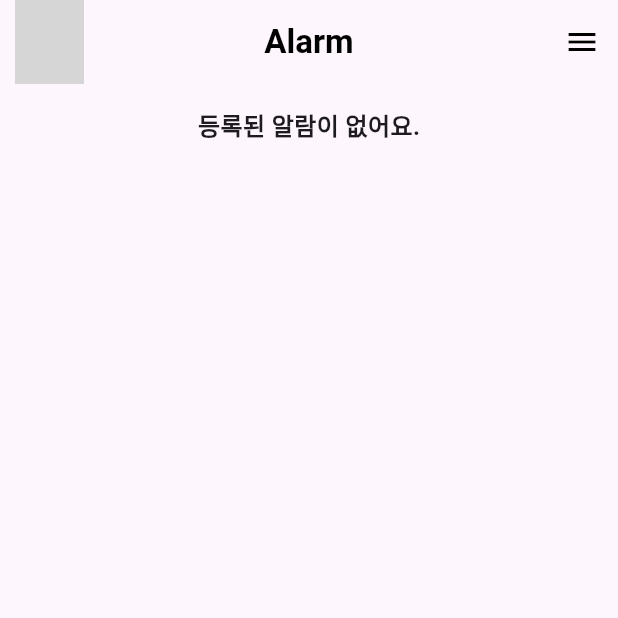
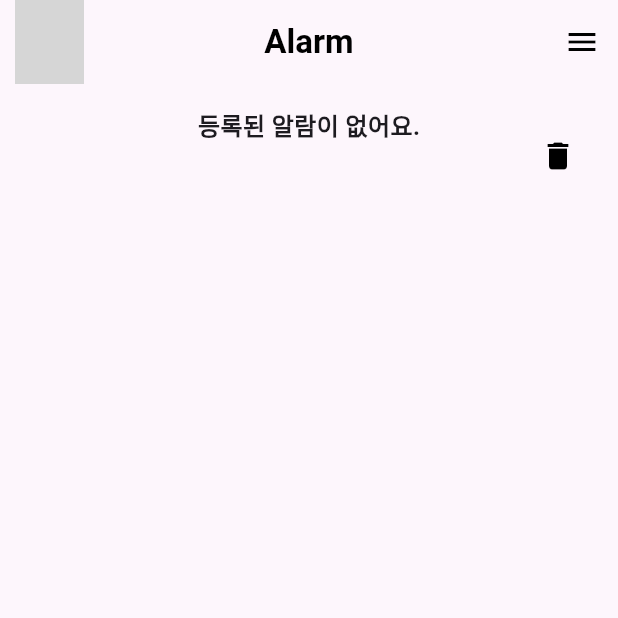
Before and after one commit to shoonkang123/Stop_Snoring, a Flutter app: the AlarmPage screen opened directly, item 2 of the bottom bar chosen, after a tap on "Start", on a phone screen of 412 x 824 dp, the top half of it. Run offline on Flutter 3.47's test engine with Material 3 defaults, Android fonts, the light colour scheme and no system bars; grey boxes are pictures that could not be loaded.

Commit message:
1. 슬라이드 삭제 (좌) 기능 추가 2. 여러 개 빠른 삭제 기능 추가

```diff
--- a/lib/alarm_page.dart
+++ b/lib/alarm_page.dart
@@ -22,7 +22,9 @@ class AlarmPage extends StatefulWidget {
 class AlarmPageState extends State<AlarmPage> {
   final List<Alarm> alarmList = [];
   final List<String> weekDays = ['월', '화', '수', '목', '금', '토', '일'];
+  bool _isEditing = false; // 편집 모드 여부
 
+  /// 알람 추가 바텀시트 표시
   Future<void> _showAddAlarmSheet() async {
     int hour = 8;
     int minute = 0;
@@ -67,10 +69,9 @@ class AlarmPageState extends State<AlarmPage> {
                     contentPadding: const EdgeInsets.symmetric(horizontal: 12, vertical: 8),
                   ),
                 ),
-
                 const SizedBox(height: 20),
 
-                // 시/분/오전오후 선택
+                /// 시간 선택 피커 (오전/오후, 시, 분)
                 Stack(
                   alignment: Alignment.center,
                   children: [
@@ -134,10 +135,9 @@ class AlarmPageState extends State<AlarmPage> {
                     ),
                   ],
                 ),
-
                 const SizedBox(height: 16),
 
-                /// 요일 선택
+                /// 요일 선택 버튼들
                 Row(
                   mainAxisAlignment: MainAxisAlignment.spaceAround,
                   children: weekDays.map((day) {
@@ -170,10 +170,9 @@ class AlarmPageState extends State<AlarmPage> {
                     );
                   }).toList(),
                 ),
-
                 const SizedBox(height: 20),
 
-                /// 저장 버튼
+                /// 저장/취소 버튼들
                 Row(
                   mainAxisAlignment: MainAxisAlignment.spaceEvenly,
                   children: [
@@ -214,6 +213,7 @@ class AlarmPageState extends State<AlarmPage> {
     );
   }
 
+  /// 다음 울릴 알람까지 남은 시간 계산
   String? getNextAlarmText() {
     final enabled = alarmList.where((a) => a.isEnabled).toList();
     if (enabled.isEmpty) return null;
@@ -240,7 +240,12 @@ class AlarmPageState extends State<AlarmPage> {
   Widget build(BuildContext context) {
     return Scaffold(
       backgroundColor: const Color(0xFFFDF6FC),
-      appBar: AppBar(
+      body: Stack(
+        children: [
+          Column(
+            children: [
+              /// 상단 앱바 (달 아이콘 + 제목 + 메뉴 아이콘)
+              AppBar(
                 backgroundColor: Colors.transparent,
                 elevation: 0,
                 title: const Text('Alarm', style: TextStyle(color: Colors.black, fontWeight: FontWeight.bold)),
@@ -248,12 +253,14 @@ class AlarmPageState extends State<AlarmPage> {
                 leading: Padding(padding: const EdgeInsets.only(left: 10), child: Image.asset('MoonIcon.png')),
                 actions: [IconButton(onPressed: () {}, icon: const Icon(Icons.menu), color: Colors.black)],
               ),
-      body: Column(
-        children: [
+
+              /// 다음 알람 안내 텍스트
               Padding(
                 padding: const EdgeInsets.all(16),
                 child: Text(getNextAlarmText() ?? "등록된 알람이 없어요.", style: const TextStyle(fontSize: 16, fontWeight: FontWeight.w600)),
               ),
+
+              /// 알람 리스트
               Expanded(
                 child: ListView.builder(
                   padding: const EdgeInsets.all(16),
@@ -264,45 +271,43 @@ class AlarmPageState extends State<AlarmPage> {
                     final hour = alarm.time.hourOfPeriod;
                     final minute = alarm.time.minute.toString().padLeft(2, '0');
 
-                return Card(
+                    return Dismissible(
+                      key: UniqueKey(),
+                      direction: DismissDirection.endToStart,
+                      onDismissed: (direction) {
+                        setState(() => alarmList.removeAt(i));
+                        ScaffoldMessenger.of(context).showSnackBar(
+                          const SnackBar(content: Text('알람이 삭제되었습니다.')),
+                        );
+                      },
+                      background: Container(
+                        alignment: Alignment.centerRight,
+                        padding: const EdgeInsets.only(right: 20),
+                        color: Colors.redAccent,
+                        child: const Icon(Icons.delete, color: Colors.white, size: 28),
+                      ),
+                      child: Card(
                         shape: RoundedRectangleBorder(borderRadius: BorderRadius.circular(14)),
                         elevation: 3,
                         margin: const EdgeInsets.symmetric(vertical: 10),
                         child: ListTile(
                           leading: const Icon(Icons.access_alarm, color: Colors.black87),
-
-                    /// 알람 이름 + 시간 표시
                           title: Column(
                             crossAxisAlignment: CrossAxisAlignment.start,
                             children: [
                               if (alarm.label.isNotEmpty)
-                          Text(
-                            alarm.label,
-                            style: const TextStyle(
-                              fontSize: 12,
-                              color: Colors.black,
-                              fontWeight: FontWeight.bold,
-                            ),
-                          ),
+                                Text(alarm.label, style: const TextStyle(fontSize: 12, color: Colors.black, fontWeight: FontWeight.bold)),
                               RichText(
                                 text: TextSpan(
                                   style: DefaultTextStyle.of(context).style,
                                   children: [
-                              TextSpan(
-                                text: '$period ',
-                                style: const TextStyle(fontSize: 14, fontWeight: FontWeight.bold, color: Colors.black87),
-                              ),
-                              TextSpan(
-                                text: '$hour:$minute',
-                                style: const TextStyle(fontSize: 28, fontWeight: FontWeight.bold, color: Colors.black),
-                              ),
+                                    TextSpan(text: '$period ', style: const TextStyle(fontSize: 14, fontWeight: FontWeight.bold, color: Colors.black87)),
+                                    TextSpan(text: '$hour:$minute', style: const TextStyle(fontSize: 28, fontWeight: FontWeight.bold, color: Colors.black)),
                                   ],
                                 ),
                               ),
                             ],
                           ),
-
-                    /// 요일 표시
                           subtitle: Row(
                             children: weekDays.map((day) {
                               final isSelected = alarm.days.contains(day);
@@ -310,16 +315,17 @@ class AlarmPageState extends State<AlarmPage> {
                                 padding: const EdgeInsets.symmetric(horizontal: 4),
                                 child: Text(
                                   day,
-                            style: TextStyle(
-                              fontWeight: isSelected ? FontWeight.bold : FontWeight.normal,
-                              color: isSelected ? Colors.black87 : Colors.grey,
-                            ),
+                                  style: TextStyle(fontWeight: isSelected ? FontWeight.bold : FontWeight.normal, color: isSelected ? Colors.black87 : Colors.grey),
                                 ),
                               );
                             }).toList(),
                           ),
-
-                    trailing: Switch(
+                          trailing: _isEditing
+                              ? IconButton(
+                            icon: const Icon(Icons.delete, color: Colors.red),
+                            onPressed: () => setState(() => alarmList.removeAt(i)),
+                          )
+                              : Switch(
                             value: alarm.isEnabled,
                             onChanged: (v) => setState(() => alarm.isEnabled = v),
                             thumbColor: WidgetStateProperty.resolveWith((states) =>
@@ -328,12 +334,27 @@ class AlarmPageState extends State<AlarmPage> {
                             states.contains(WidgetState.selected) ? Colors.amber.withAlpha(128) : Colors.grey.withAlpha(128)),
                           ),
                         ),
+                      ),
                     );
                   },
                 ),
               ),
             ],
           ),
+
+          /// 편집 모드 토글 버튼 (상단 메뉴 아이콘 아래 위치)
+          Positioned(
+            top: 80,
+            right: 16,
+            child: IconButton(
+              icon: Icon(_isEditing ? Icons.close : Icons.delete, color: Colors.black),
+              onPressed: () => setState(() => _isEditing = !_isEditing),
+            ),
+          ),
+        ],
+      ),
+
+      /// 알람 추가 버튼 (FAB)
       floatingActionButton: FloatingActionButton(
         onPressed: _showAddAlarmSheet,
         backgroundColor: Colors.amber,
@@ -341,6 +362,7 @@ class AlarmPageState extends State<AlarmPage> {
         child: const Icon(Icons.add, color: Colors.black, size: 30),
       ),
 
+      /// 하단 네비게이션 바
       bottomNavigationBar: BottomNavigationBar(
         backgroundColor: Colors.white,
         selectedItemColor: Colors.amber[700],
@@ -348,36 +370,18 @@ class AlarmPageState extends State<AlarmPage> {
         selectedFontSize: 12,
         unselectedFontSize: 12,
         type: BottomNavigationBarType.fixed,
-        currentIndex: 0, // 현재 알람 탭이 선택된 상태
+        currentIndex: 0,
         items: const [
-          BottomNavigationBarItem(
-            icon: Icon(Icons.alarm),
-            label: '알람',
-          ),
-          BottomNavigationBarItem(
-            icon: Icon(Icons.home),
-            label: '홈',
-          ),
-          BottomNavigationBarItem(
-            icon: Icon(Icons.nights_stay),
-            label: '수면',
-          ),
+          BottomNavigationBarItem(icon: Icon(Icons.alarm), label: '알람'),
+          BottomNavigationBarItem(icon: Icon(Icons.home), label: '홈'),
+          BottomNavigationBarItem(icon: Icon(Icons.nights_stay), label: '수면'),
         ],
         onTap: (index) {
-          if (index == 0) return; // 현재 페이지
           if (index == 1) {
-            // 홈 페이지로 이동
-            Navigator.pushReplacement(
-              context,
-              MaterialPageRoute(builder: (context) => const HomePage()),
-            );
-          } else if (index == 2) {
-            // 수면 모드 페이지로 이동
-            // Navigator.pushReplacement(context, MaterialPageRoute(builder: (_) => const SleepPage()));
+            Navigator.pushReplacement(context, MaterialPageRoute(builder: (context) => const HomePage()));
           }
         },
       ),
-
     );
   }
 }
```
Lines whose indentation alone changed are shown as unchanged.
